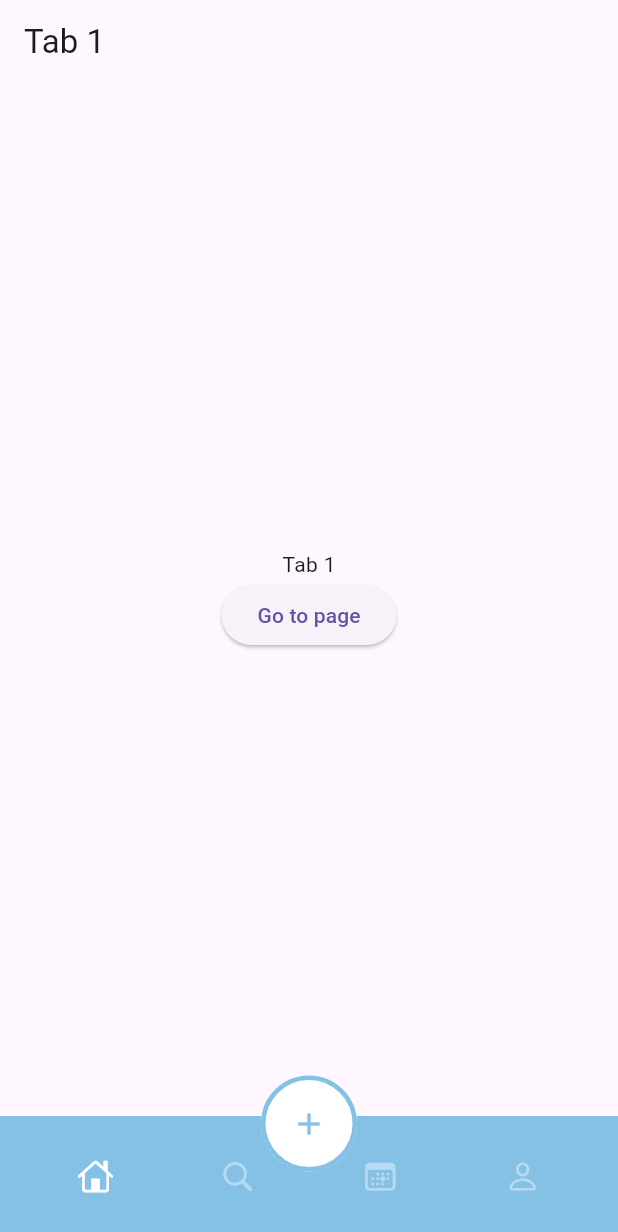
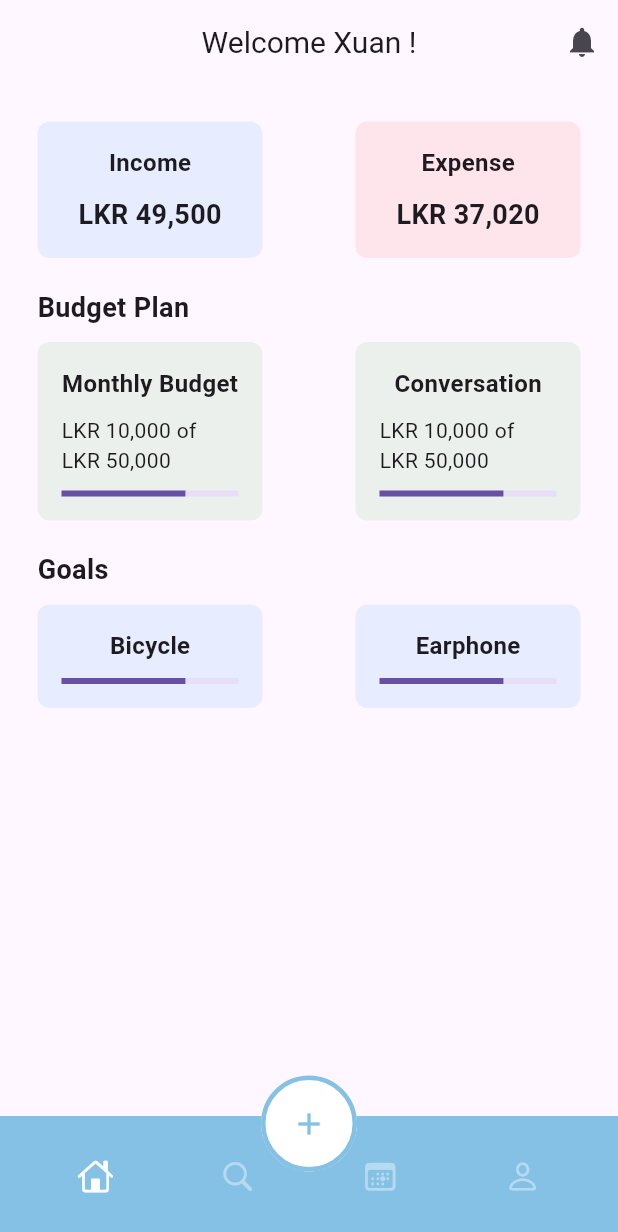
Before and after one commit to Fynaura/fynaura, a Flutter app: the MainScreen screen opened directly, on a phone screen of 412 x 824 dp. Shown: the top 1232 px of the screen. Run offline on Flutter 3.47's test engine with Material 3 defaults, Android fonts, the phone set to English and light mode, and no system bars.

Commit message:
add home screen that made by umesh

```diff
--- /dev/null
+++ b/front-end/lib/pages/home/TabPage.dart
@@ -0,0 +1,31 @@
+import 'package:flutter/material.dart';
+
+class TabPage extends StatelessWidget {
+  final String title;
+
+  const TabPage({Key? key, required this.title}) : super(key: key);
+
+  @override
+  Widget build(BuildContext context) {
+    return Scaffold(
+      appBar: AppBar(title: Text(title)),
+      body: Center(
+
+      ),
+    );
+  }
+}
+
+class Page extends StatelessWidget {
+  final String title;
+
+  const Page({super.key, required this.title});
+
+  @override
+  Widget build(BuildContext context) {
+    return Scaffold(
+      appBar: AppBar(title: Text('Page: $title')),
+      body: Center(child: Text(title)),
+    );
+  }
+}
--- a/front-end/lib/pages/home/home.dart
+++ b/front-end/lib/pages/home/home.dart
@@ -1,11 +1,165 @@
-// import 'package:flutter/material.dart';
-//
-// class HomePage extends StatelessWidget {
-//   @override
-//   Widget build(BuildContext context) {
-//     return Scaffold(
-//       appBar: AppBar(title: Text('Home Page')),
-//       body: Center(child: Text('Welcome to the Home Page!')),
-//     );
-//   }
-// }
+import 'package:flutter/material.dart';
+import 'package:fynaura/widgets/navigation.dart';  // Import the custom navigation bar
+
+class DashboardScreen extends StatefulWidget {
+  @override
+  _DashboardScreenState createState() => _DashboardScreenState();
+}
+
+class _DashboardScreenState extends State<DashboardScreen> {
+  int _selectedIndex = 0;  // Track the selected index
+
+  void _onItemTapped(int index) {
+    setState(() {
+      _selectedIndex = index;
+    });
+  }
+
+  @override
+  Widget build(BuildContext context) {
+    return Scaffold(
+      appBar: AppBar(
+        title: Text(
+          'Welcome Xuan !',
+          style: TextStyle(fontSize: 20.0),
+        ),
+        centerTitle: true,
+        actions: [
+          IconButton(
+            icon: Icon(Icons.notifications),
+            onPressed: () {},
+          ),
+        ],
+      ),
+      body: Padding(
+        padding: const EdgeInsets.all(25.0),
+        child: Column(
+          crossAxisAlignment: CrossAxisAlignment.start,
+          children: [
+            // Income and Expense
+            Row(
+              mainAxisAlignment: MainAxisAlignment.spaceBetween,
+              children: [
+                IncomeExpenseCard(title: 'Income', amount: 'LKR 49,500', color: Colors.blue),
+                IncomeExpenseCard(title: 'Expense', amount: 'LKR 37,020', color: Colors.red),
+              ],
+            ),
+            SizedBox(height: 20),
+
+            // Budget Plan
+            Text('Budget Plan', style: TextStyle(fontSize: 18, fontWeight: FontWeight.bold)),
+            SizedBox(height: 10),
+            Row(
+              mainAxisAlignment: MainAxisAlignment.spaceBetween,
+              children: [
+                BudgetCard(title: 'Monthly Budget', amount: 'LKR 10,000', total: 'LKR 50,000', progress: 0.7),
+                BudgetCard(title: 'Conversation', amount: 'LKR 10,000', total: 'LKR 50,000', progress: 0.7),
+              ],
+            ),
+            SizedBox(height: 20),
+
+            // Goals
+            Text('Goals', style: TextStyle(fontSize: 18, fontWeight: FontWeight.bold)),
+            SizedBox(height: 10),
+            Row(
+              mainAxisAlignment: MainAxisAlignment.spaceBetween,
+              children: [
+                GoalCard(title: 'Bicycle', progress: 0.7),
+                GoalCard(title: 'Earphone', progress: 0.7),
+              ],
+            ),
+            Spacer(),
+
+
+          ],
+        ),
+      ),
+    );
+  }
+}
+
+class IncomeExpenseCard extends StatelessWidget {
+  final String title;
+  final String amount;
+  final Color color;
+
+  const IncomeExpenseCard({Key? key, required this.title, required this.amount, required this.color}) : super(key: key);
+
+  @override
+  Widget build(BuildContext context) {
+    return Container(
+      padding: EdgeInsets.all(16),
+      decoration: BoxDecoration(
+        color: color.withOpacity(0.1),
+        borderRadius: BorderRadius.circular(8),
+      ),
+      width: 150,
+      child: Column(
+        mainAxisAlignment: MainAxisAlignment.center,
+        children: [
+          Text(title, style: TextStyle(fontSize: 16, fontWeight: FontWeight.bold)),
+          SizedBox(height: 10),
+          Text(amount, style: TextStyle(fontSize: 18, fontWeight: FontWeight.bold)),
+        ],
+      ),
+    );
+  }
+}
+
+class BudgetCard extends StatelessWidget {
+  final String title;
+  final String amount;
+  final String total;
+  final double progress;
+
+  const BudgetCard({Key? key, required this.title, required this.amount, required this.total, required this.progress}) : super(key: key);
+
+  @override
+  Widget build(BuildContext context) {
+    return Container(
+      padding: EdgeInsets.all(16),
+      decoration: BoxDecoration(
+        color: Colors.green.withOpacity(0.1),
+        borderRadius: BorderRadius.circular(8),
+      ),
+      width: 150,
+      child: Column(
+        mainAxisAlignment: MainAxisAlignment.center,
+        children: [
+          Text(title, style: TextStyle(fontSize: 16, fontWeight: FontWeight.bold)),
+          SizedBox(height: 10),
+          Text('$amount of $total', style: TextStyle(fontSize: 14)),
+          SizedBox(height: 10),
+          LinearProgressIndicator(value: progress),
+        ],
+      ),
+    );
+  }
+}
+
+class GoalCard extends StatelessWidget {
+  final String title;
+  final double progress;
+
+  const GoalCard({Key? key, required this.title, required this.progress}) : super(key: key);
+
+  @override
+  Widget build(BuildContext context) {
+    return Container(
+      padding: EdgeInsets.all(16),
+      decoration: BoxDecoration(
+        color: Colors.blue.withOpacity(0.1),
+        borderRadius: BorderRadius.circular(8),
+      ),
+      width: 150,
+      child: Column(
+        mainAxisAlignment: MainAxisAlignment.center,
+        children: [
+          Text(title, style: TextStyle(fontSize: 16, fontWeight: FontWeight.bold)),
+          SizedBox(height: 10),
+          LinearProgressIndicator(value: progress),
+        ],
+      ),
+    );
+  }
+}
--- a/front-end/lib/pages/home/main_screen.dart
+++ b/front-end/lib/pages/home/main_screen.dart
@@ -1,13 +1,10 @@
-
-
-
-import 'package:flutter/cupertino.dart';
 import 'package:flutter/material.dart';
 import 'package:fynaura/pages/add-transactions/transaction_detail_page.dart';
+import 'package:fynaura/pages/home/home.dart';
+import 'TabPage.dart';
+import 'package:fynaura/widgets/nav_bar.dart';
+import 'package:fynaura/widgets/nav_model.dart';
 
-import '../../widgets/nav_bar.dart';
-import '../../widgets/nav_model.dart';
-import '../add-transactions/transaction_category_page.dart';
 
 class MainScreen extends StatefulWidget {
   const MainScreen({super.key});
@@ -28,20 +25,20 @@ class _MainScreenState extends State<MainScreen> {
   void initState() {
     super.initState();
     items = [
+NavModel(
+  page: DashboardScreen(),  // Use DashboardScreen as the Home tab
+  navKey: homeNavKey,
+),
       NavModel(
-        page: const TabPage(tab: 1),
-        navKey: homeNavKey,
-      ),
-      NavModel(
-        page: const TabPage(tab: 2),
+        page: const TabPage(title: 'Search'), // Update to use title
         navKey: searchNavKey,
       ),
       NavModel(
-        page: const TabPage(tab: 3),
+        page: const TabPage(title: 'Notifications'), // Update to use title
         navKey: notificationNavKey,
       ),
       NavModel(
-        page: const TabPage(tab: 4),
+        page: const TabPage(title: 'Profile'), // Update to use title
         navKey: profileNavKey,
       ),
     ];
@@ -80,14 +77,13 @@ class _MainScreenState extends State<MainScreen> {
           child: FloatingActionButton(
             backgroundColor: Colors.white,
             elevation: 0,
-            onPressed: () =>  Navigator.push(
+            onPressed: () => Navigator.push(
               context,
               MaterialPageRoute(builder: (context) => TransactionDetailPage()),
             ),
             shape: RoundedRectangleBorder(
               side: const BorderSide(width: 3, color: Color(0xFF85C1E5)),
               borderRadius: BorderRadius.circular(100),
-
             ),
             child: const Icon(
               Icons.add,
@@ -99,10 +95,7 @@ class _MainScreenState extends State<MainScreen> {
           pageIndex: selectedTab,
           onTap: (index) {
             if (index == selectedTab) {
-              items[index]
-                  .navKey
-                  .currentState
-                  ?.popUntil((route) => route.isFirst);
+              items[index].navKey.currentState?.popUntil((route) => route.isFirst);
             } else {
               setState(() {
                 selectedTab = index;
@@ -114,48 +107,3 @@ class _MainScreenState extends State<MainScreen> {
     );
   }
 }
-
-class TabPage extends StatelessWidget {
-  final int tab;
-
-  const TabPage({Key? key, required this.tab}) : super(key: key);
-
-  @override
-  Widget build(BuildContext context) {
-    return Scaffold(
-      appBar: AppBar(title: Text('Tab $tab')),
-      body: Center(
-        child: Column(
-          mainAxisAlignment: MainAxisAlignment.center,
-          children: [
-            Text('Tab $tab'),
-            ElevatedButton(
-              onPressed: () {
-                Navigator.of(context).push(
-                  MaterialPageRoute(
-                    builder: (context) => Page(tab: tab),
-                  ),
-                );
-              },
-              child: const Text('Go to page'),
-            )
-          ],
-        ),
-      ),
-    );
-  }
-}
-
-class Page extends StatelessWidget {
-  final int tab;
-
-  const Page({super.key, required this.tab});
-
-  @override
-  Widget build(BuildContext context) {
-    return Scaffold(
-      appBar: AppBar(title: Text('Page Tab $tab')),
-      body: Center(child: Text('Tab $tab')),
-    );
-  }
-}
```
